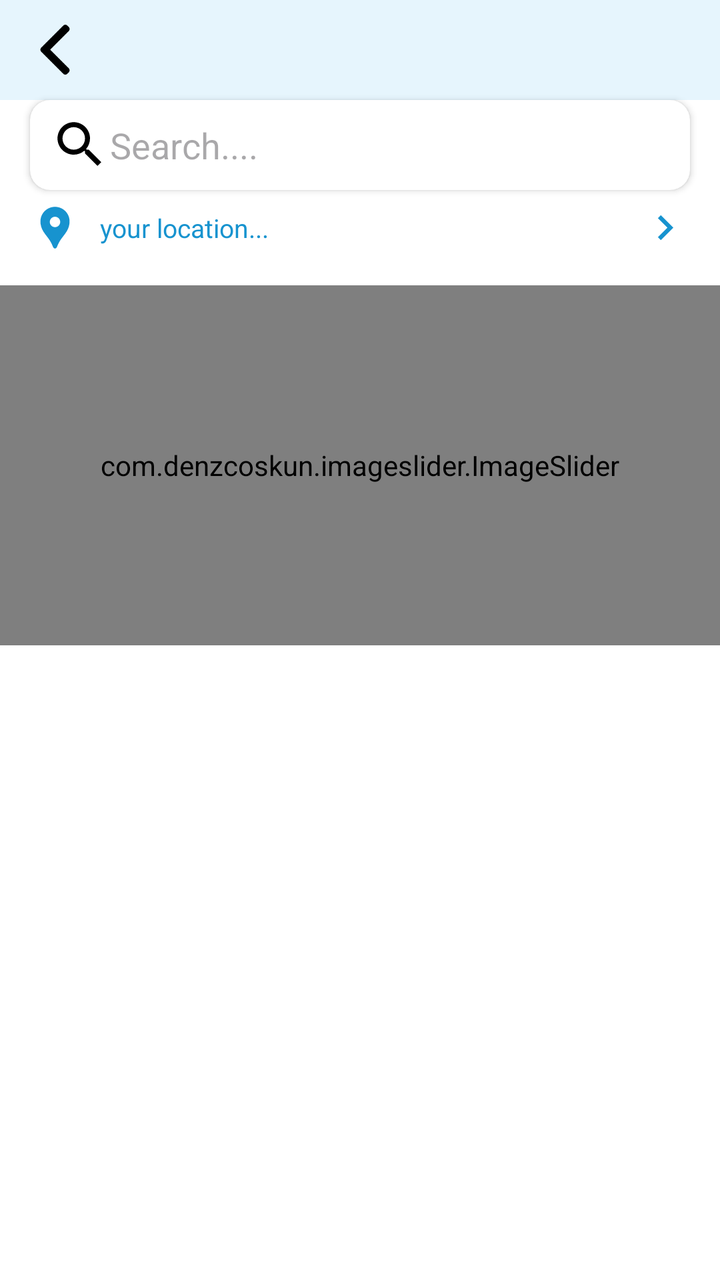
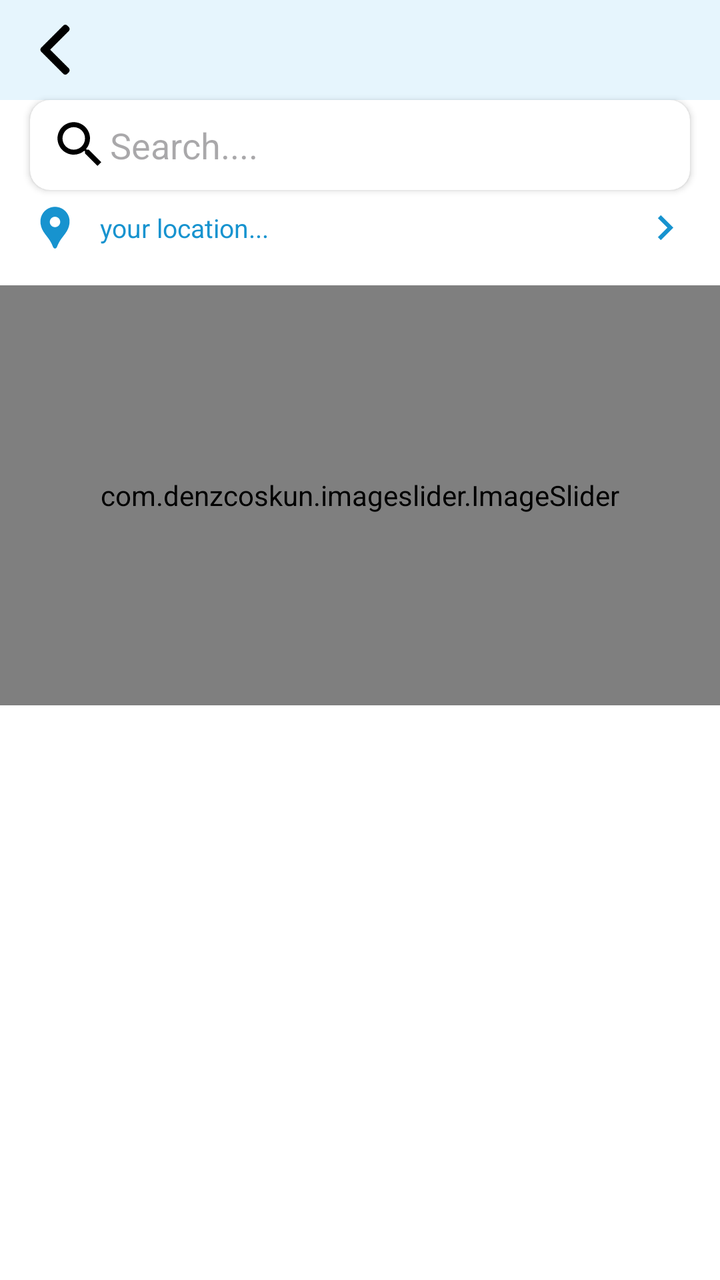

Screens rendered from an Android XML layout before and after an edit, with the pre-edit source and the edit as a unified diff.
<!-- AndroidManifest.xml: application theme Theme.Disability -->
<!-- res/layout/activity_categories_based_items_list.xml -->
<?xml version="1.0" encoding="utf-8"?>
<layout
    xmlns:android="http://schemas.android.com/apk/res/android"
    xmlns:app="http://schemas.android.com/apk/res-auto"
    xmlns:tools="http://schemas.android.com/tools">

    <RelativeLayout
        android:layout_width="match_parent"
        android:layout_height="match_parent"
        android:background="@color/white">
        <LinearLayout
            android:layout_width="match_parent"
            android:layout_height="match_parent"
            android:orientation="vertical">

            <include
                layout="@layout/top_layout"/>

            <androidx.cardview.widget.CardView
                android:id="@+id/cardSearch"
                android:layout_width="match_parent"
                android:layout_height="45dp"
                android:layout_below="@+id/li"
                android:layout_marginStart="15dp"
                android:layout_marginEnd="15dp"
                app:cardBackgroundColor="@color/white"
                app:cardCornerRadius="10dp">
                <LinearLayout
                    android:layout_width="match_parent"
                    android:layout_height="match_parent"
                    android:orientation="horizontal">
                    <androidx.appcompat.widget.AppCompatImageView
                        android:layout_width="30dp"
                        android:layout_height="30dp"
                        android:src="@drawable/search_ic"
                        android:layout_marginStart="10dp"
                        android:layout_gravity="center_vertical"/>
                    <androidx.appcompat.widget.AppCompatEditText
                        android:id="@+id/editSearch"
                        android:layout_width="match_parent"
                        android:layout_height="match_parent"
                        android:background="@null"
                        android:hint="Search...."/>

                </LinearLayout>
            </androidx.cardview.widget.CardView>

            <LinearLayout
                android:id="@+id/imgLocationChange"
                android:layout_width="match_parent"
                android:layout_height="wrap_content"
                android:layout_marginStart="15dp"
                android:layout_marginEnd="15dp"
                android:orientation="horizontal">
                <androidx.appcompat.widget.AppCompatImageView
                    android:layout_width="25dp"
                    android:layout_height="25dp"
                    android:layout_gravity="center"
                    app:tint="@color/blue"
                    android:src="@drawable/marker_ic"/>
                <TextView
                    android:id="@+id/txtLocation"
                    android:layout_width="0dp"
                    android:layout_height="wrap_content"
                    android:layout_weight="1"
                    android:text="your location..."
                    android:padding="10dp"
                    android:textSize="13sp"
                    android:textColor="@color/blue"/>
                <androidx.appcompat.widget.AppCompatImageView
                    android:layout_width="25dp"
                    android:layout_height="25dp"
                    android:layout_marginStart="15dp"
                    android:layout_gravity="center"
                    app:tint="@color/blue"
                    android:src="@drawable/right_arrow_ic"/>
            </LinearLayout>

            <com.denzcoskun.imageslider.ImageSlider
                android:id="@+id/imageSlider"
                android:layout_width="match_parent"
                android:layout_height="180dp"
                android:layout_marginTop="10dp"
                app:iss_auto_cycle="true"
                app:iss_delay="2000"
                app:iss_indicator_align="BOTTOM"
                app:iss_period="2000"
                app:iss_text_color="@color/black"
                app:iss_title_background="@color/trance"/>

            <androidx.recyclerview.widget.RecyclerView
                android:id="@+id/Crecyclerview"
                android:layout_marginTop="5dp"
                android:layout_width="wrap_content"
                android:layout_height="wrap_content"/>

            <androidx.recyclerview.widget.RecyclerView
                android:id="@+id/recyclerview"
                android:layout_width="match_parent"
                android:layout_height="wrap_content"/>

            <TextView
                android:visibility="gone"
                android:id="@+id/txtNoData"
                android:layout_width="match_parent"
                android:layout_height="match_parent"
                android:layout_gravity="center"
                android:gravity="center"
                android:text="No data found"
                android:textColor="@color/blue"
                android:textSize="25sp"
                android:fontFamily="@font/teachers_semibold"
                android:textAlignment="center"/>

        </LinearLayout>

    </RelativeLayout>


</layout>
<!-- res/layout/top_layout.xml (included above) -->
<?xml version="1.0" encoding="utf-8"?>
<RelativeLayout xmlns:android="http://schemas.android.com/apk/res/android"
    android:layout_width="match_parent"
    android:layout_height="50dp"
    xmlns:app="http://schemas.android.com/apk/res-auto"
    android:orientation="horizontal"
    android:background="@color/bottom_myservice">

    <androidx.appcompat.widget.AppCompatImageView
        android:id="@+id/imgBack"
        android:layout_width="25dp"
        android:layout_height="25dp"
        android:layout_marginTop="15dp"
        android:layout_marginStart="15dp"
        android:layout_centerVertical="true"
        android:src="@drawable/back_ic"/>

    <TextView
        android:id="@+id/txtTitle"
        android:layout_width="match_parent"
        android:layout_height="wrap_content"
        android:layout_toEndOf="@+id/imgBack"
        android:layout_marginStart="10dp"
        android:layout_toStartOf="@+id/imgMapFilter"
        android:layout_centerHorizontal="true"
        android:layout_centerVertical="true"
        android:textSize="18sp"
        android:fontFamily="@font/teachers_semibold"
        android:textColor="@color/black"/>

    <androidx.appcompat.widget.AppCompatImageView
        android:visibility="gone"
        android:id="@+id/imgMapFilter"
        android:layout_width="25dp"
        android:layout_height="25dp"
        android:layout_marginTop="15dp"
        android:layout_marginStart="10dp"
        android:layout_marginEnd="15dp"
        android:layout_centerVertical="true"
        android:layout_alignParentEnd="true"
        android:src="@drawable/location"/>

</RelativeLayout>
<!-- resources referenced by this layout -->
<resources>
  <color name="black">#000000</color>
  <color name="blue">#1793CF</color>
  <color name="bottom_myservice">#e6f5fd</color>
  <color name="trance">#00000000</color>
  <color name="white">#FFFFFF</color>
  <!-- drawable back_ic: png bitmap (drawable, 762 bytes) -->
  <!-- drawable location: png bitmap (drawable, 21651 bytes) -->
  <!-- drawable marker_ic (drawable) -->
  <vector xmlns:android="http://schemas.android.com/apk/res/android" android:height="24dp" android:tint="#707070" android:viewportHeight="24" android:viewportWidth="24" android:width="24dp">
        
      <path android:fillColor="@android:color/white" android:pathData="M12,2L12,2C8.13,2 5,5.13 5,9c0,1.74 0.5,3.37 1.41,4.84c0.95,1.54 2.2,2.86 3.16,4.4c0.47,0.75 0.81,1.45 1.17,2.26C11,21.05 11.21,22 12,22h0c0.79,0 1,-0.95 1.25,-1.5c0.37,-0.81 0.7,-1.51 1.17,-2.26c0.96,-1.53 2.21,-2.85 3.16,-4.4C18.5,12.37 19,10.74 19,9C19,5.13 15.87,2 12,2zM12,11.75c-1.38,0 -2.5,-1.12 -2.5,-2.5s1.12,-2.5 2.5,-2.5s2.5,1.12 2.5,2.5S13.38,11.75 12,11.75z"/>
      
  </vector>
  <!-- drawable right_arrow_ic (drawable) -->
  <vector xmlns:android="http://schemas.android.com/apk/res/android" android:autoMirrored="true" android:height="24dp" android:tint="#000000" android:viewportHeight="24" android:viewportWidth="24" android:width="24dp">
        
      <path android:fillColor="@android:color/white" android:pathData="M8.59,16.59L13.17,12 8.59,7.41 10,6l6,6 -6,6 -1.41,-1.41z"/>
      
  </vector>
  <!-- drawable search_ic (drawable) -->
  <vector xmlns:android="http://schemas.android.com/apk/res/android" android:height="24dp" android:tint="#000000" android:viewportHeight="24" android:viewportWidth="24" android:width="24dp">
        
      <path android:fillColor="@android:color/white" android:pathData="M15.5,14h-0.79l-0.28,-0.27C15.41,12.59 16,11.11 16,9.5 16,5.91 13.09,3 9.5,3S3,5.91 3,9.5 5.91,16 9.5,16c1.61,0 3.09,-0.59 4.23,-1.57l0.27,0.28v0.79l5,4.99L20.49,19l-4.99,-5zM9.5,14C7.01,14 5,11.99 5,9.5S7.01,5 9.5,5 14,7.01 14,9.5 11.99,14 9.5,14z"/>
      
  </vector>
  <style name="Theme.Disability" parent="Base.Theme.Disability" />
  <style name="Base.Theme.Disability" parent="Theme.Material3.DayNight.NoActionBar">
          
          <item name="colorPrimary">@color/colorPrimary</item>
      </style>
  <color name="colorPrimary">#1793CF</color>
</resources>

<!-- the commit's change to res/layout/activity_categories_based_items_list.xml (unified diff, before → after) -->
@@ -63,6 +63,7 @@
                     android:layout_width="0dp"
                     android:layout_height="wrap_content"
                     android:layout_weight="1"
+                    android:maxLines="4"
                     android:text="your location..."
                     android:padding="10dp"
                     android:textSize="13sp"
@@ -76,46 +77,55 @@
                     android:src="@drawable/right_arrow_ic"/>
             </LinearLayout>
 
-            <com.denzcoskun.imageslider.ImageSlider
-                android:id="@+id/imageSlider"
+            <androidx.core.widget.NestedScrollView
                 android:layout_width="match_parent"
-                android:layout_height="180dp"
-                android:layout_marginTop="10dp"
-                app:iss_auto_cycle="true"
-                app:iss_delay="2000"
-                app:iss_indicator_align="BOTTOM"
-                app:iss_period="2000"
-                app:iss_text_color="@color/black"
-                app:iss_title_background="@color/trance"/>
+                android:layout_height="match_parent">
+                <LinearLayout
+                    android:layout_width="match_parent"
+                    android:layout_height="wrap_content"
+                    android:orientation="vertical">
+                    <com.denzcoskun.imageslider.ImageSlider
+                        android:id="@+id/imageSlider"
+                        android:layout_width="match_parent"
+                        android:layout_height="210dp"
+                        android:layout_marginTop="10dp"
+                        app:iss_auto_cycle="true"
+                        app:iss_delay="2000"
+                        app:iss_indicator_align="BOTTOM"
+                        app:iss_period="2000"
+                        app:iss_text_color="@color/black"
+                        app:iss_title_background="@color/trance"/>
 
-            <androidx.recyclerview.widget.RecyclerView
-                android:id="@+id/Crecyclerview"
-                android:layout_marginTop="5dp"
-                android:layout_width="wrap_content"
-                android:layout_height="wrap_content"/>
+                    <androidx.recyclerview.widget.RecyclerView
+                        android:id="@+id/Crecyclerview"
+                        android:layout_marginTop="5dp"
+                        android:layout_width="wrap_content"
+                        android:layout_height="wrap_content"/>
 
-            <androidx.recyclerview.widget.RecyclerView
-                android:id="@+id/recyclerview"
-                android:layout_width="match_parent"
-                android:layout_height="wrap_content"/>
+                    <androidx.recyclerview.widget.RecyclerView
+                        android:id="@+id/recyclerview"
+                        android:layout_width="match_parent"
+                        android:layout_height="wrap_content"/>
 
-            <TextView
-                android:visibility="gone"
-                android:id="@+id/txtNoData"
-                android:layout_width="match_parent"
-                android:layout_height="match_parent"
-                android:layout_gravity="center"
-                android:gravity="center"
-                android:text="No data found"
-                android:textColor="@color/blue"
-                android:textSize="25sp"
-                android:fontFamily="@font/teachers_semibold"
-                android:textAlignment="center"/>
+                    <TextView
+                        android:visibility="gone"
+                        android:id="@+id/txtNoData"
+                        android:layout_width="match_parent"
+                        android:layout_height="match_parent"
+                        android:layout_gravity="center"
+                        android:gravity="center"
+                        android:text="No data found"
+                        android:textColor="@color/blue"
+                        android:textSize="25sp"
+                        android:fontFamily="@font/teachers_semibold"
+                        android:textAlignment="center"/>
+
+                </LinearLayout>
+            </androidx.core.widget.NestedScrollView>
 
         </LinearLayout>
 
     </RelativeLayout>
-
 
 </layout>
 <!-- res/layout/top_layout.xml (included above) -->
